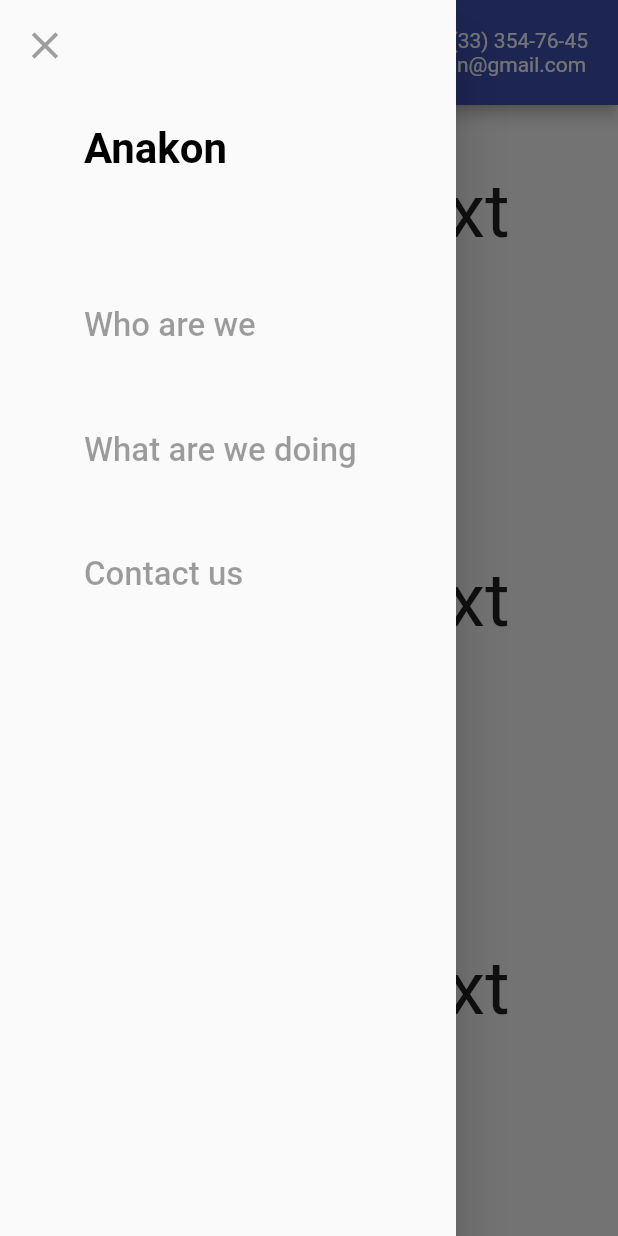
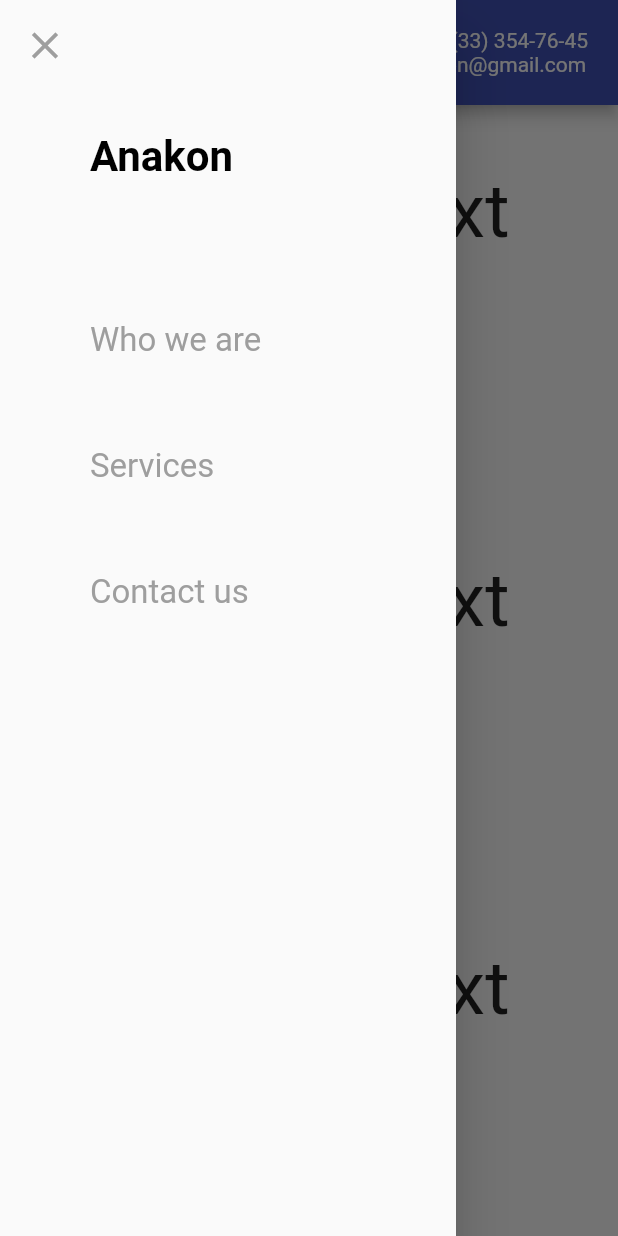
Before and after one commit to kelidon/anakonProject, a Flutter app: the screen it shows after launch, scrolled down 576 dp, after a tap on the "menu" icon, on a phone screen of 412 x 824 dp. Run offline on Flutter 3.47's test engine with Material 2 defaults, Android fonts, the phone set to English and light mode, and no system bars; our stand-ins replace flutter_bloc.

Commit message:
[AT-1] Add drawer bloc, create style constants, change drawer bottons colors onTap

```diff
--- /dev/null
+++ b/lib/bloc/drawer/drawer_bloc.dart
@@ -0,0 +1,18 @@
+import 'package:flutter_bloc/flutter_bloc.dart';
+
+enum DrawerButtons {ANAKON, WHO_WE_ARE, SERVICES, CONTACT_US}
+const Map drawerButtonLabels = {
+  DrawerButtons.ANAKON: "Anakon",
+  DrawerButtons.WHO_WE_ARE: "Who we are",
+  DrawerButtons.SERVICES: "Services",
+  DrawerButtons.CONTACT_US: "Contact us",
+};
+
+class DrawerBloc extends Bloc<DrawerButtons, DrawerButtons> {
+  DrawerBloc() : super(DrawerButtons.ANAKON);
+
+  @override
+  Stream<DrawerButtons> mapEventToState(DrawerButtons buttonName) async* {
+    yield buttonName;
+  }
+}
--- /dev/null
+++ b/lib/constants/styles.dart
@@ -0,0 +1,14 @@
+import 'dart:ui';
+
+import 'package:flutter/material.dart';
+
+class AppStyles {
+  static const TextStyle DRAWER_TITLE =
+      TextStyle(fontSize: 28, color: Colors.black, fontWeight: FontWeight.bold, height: 1.3);
+  static const TextStyle DRAWER_BUTTON = TextStyle(fontSize: 22, height: 1.3, color: Colors.grey);
+  static const TextStyle DRAWER_BUTTON_ACTIVE = TextStyle(
+    fontSize: 22,
+    height: 1.3,
+    color: Colors.indigo,
+  );
+}
--- a/lib/main.dart
+++ b/lib/main.dart
@@ -1,6 +1,8 @@
+import 'package:anakonProject/bloc/drawer/drawer_bloc.dart';
 import 'package:anakonProject/widgets/app_bar/drawer_widget.dart';
 import 'package:anakonProject/widgets/content/content_widget.dart';
 import 'package:flutter/material.dart';
+import 'package:flutter_bloc/flutter_bloc.dart';
 
 void main() {
   runApp(Application());
@@ -9,7 +11,13 @@ void main() {
 class Application extends StatelessWidget {
   @override
   Widget build(BuildContext context) {
-    return MaterialApp(
+    return MultiBlocProvider(
+      providers: [
+        BlocProvider<DrawerBloc>(
+          create: (_) => DrawerBloc(),
+        ),
+      ],
+      child: MaterialApp(
         title: 'Anakon',
         debugShowCheckedModeBanner: false,
         theme: ThemeData(
@@ -17,6 +25,7 @@ class Application extends StatelessWidget {
           visualDensity: VisualDensity.adaptivePlatformDensity,
         ),
         home: ApplicationPage(),
+      ),
     );
   }
 }
@@ -28,7 +37,7 @@ class ApplicationPage extends StatelessWidget {
         drawer: DrawerWidget(),
         appBar: AppBar(
           toolbarHeight: 70,
-          backgroundColor: Colors.indigo,
+          backgroundColor: Colors.indigo.withOpacity(1),
           leading: Builder(builder: (context) {
             return IconButton(
               icon: Icon(
--- /dev/null
+++ b/lib/widgets/app_bar/drawer_button_widget.dart
@@ -0,0 +1,40 @@
+import 'package:anakonProject/bloc/drawer/drawer_bloc.dart';
+import 'package:anakonProject/constants/styles.dart';
+import 'package:flutter/cupertino.dart';
+import 'package:flutter/material.dart';
+import 'package:flutter_bloc/flutter_bloc.dart';
+
+class DrawerButtonWidget extends StatelessWidget {
+  final bool isTitle;
+  final DrawerButtons buttonName;
+  final Function onTap;
+
+  DrawerButtonWidget({this.onTap, this.isTitle = false, this.buttonName});
+
+  @override
+  Widget build(BuildContext context) {
+    return BlocBuilder<DrawerBloc, DrawerButtons>(
+      builder: (context, state) {
+        var _style = isTitle
+            ? AppStyles.DRAWER_TITLE
+            : state == buttonName
+            ? AppStyles.DRAWER_BUTTON_ACTIVE
+            : AppStyles.DRAWER_BUTTON;
+        return InkWell(
+          onTap: () {
+            context.bloc<DrawerBloc>().add(buttonName);
+            onTap();
+            Navigator.of(context).pop();
+          },
+          child: Container(
+            padding: EdgeInsets.symmetric(horizontal: 20, vertical: 10),
+            child: Text(
+              drawerButtonLabels[buttonName],
+              style: _style,
+            ),
+          ),
+        );
+      }
+    );
+  }
+}
--- a/lib/widgets/app_bar/drawer_widget.dart
+++ b/lib/widgets/app_bar/drawer_widget.dart
@@ -1,6 +1,9 @@
+import 'package:anakonProject/bloc/drawer/drawer_bloc.dart';
 import 'package:flutter/cupertino.dart';
 import 'package:flutter/material.dart';
 import 'package:flutter/rendering.dart';
+
+import 'drawer_button_widget.dart';
 
 class DrawerWidget extends StatelessWidget{
   @override
@@ -24,49 +27,33 @@ class DrawerWidget extends StatelessWidget{
                 child: Column(
                   crossAxisAlignment: CrossAxisAlignment.start,
                   children: [
-                    FlatButton(
-                      onPressed: null,
-                      child: Text(
-                        "Anakon",
-                        style: TextStyle(
-                            fontSize: 28,
-                            color: Colors.black,
-                            fontWeight: FontWeight.bold),
-                      ),
+                    DrawerButtonWidget(
+                      buttonName: DrawerButtons.ANAKON,
+                      isTitle: true,
+                      onTap: (){},
                     ),
                     SizedBox(
                       height: 70,
                     ),
-                    FlatButton(
-                        onPressed: null,
-                        child: Text(
-                          "Who are we",
-                          style: TextStyle(
-                            fontSize: 22,
-                          ),
-                        )),
+                    DrawerButtonWidget(
+                      buttonName: DrawerButtons.WHO_WE_ARE,
+                      onTap: (){},
+                    ),
                     SizedBox(
                       height: 35,
                     ),
-                    FlatButton(
-                        onPressed: null,
-                        child: Text(
-                          "What are we doing",
-                          style: TextStyle(
-                            fontSize: 22,
-                          ),
-                        )),
+                    DrawerButtonWidget(
+                      buttonName: DrawerButtons.SERVICES,
+                      onTap: (){},
+                    ),
                     SizedBox(
                       height: 35,
                     ),
-                    FlatButton(
-                        onPressed: null,
-                        child: Text(
-                          "Contact us",
-                          style: TextStyle(
-                            fontSize: 22,
-                          ),
-                        )),
+                    DrawerButtonWidget(
+                      buttonName: DrawerButtons.CONTACT_US,
+                      onTap: (){},
+                    ),
+
                   ],
                 ),
               ),
--- a/pubspec.yaml
+++ b/pubspec.yaml
@@ -13,6 +13,7 @@ dependencies:
 
   cupertino_icons: ^1.0.0
   font_awesome_flutter: ^8.8.1
+  flutter_bloc: ^6.0.1
 
 dev_dependencies:
   flutter_test:
```
Also changed, not shown: pubspec.lock. Lines whose indentation alone changed are shown as unchanged.
